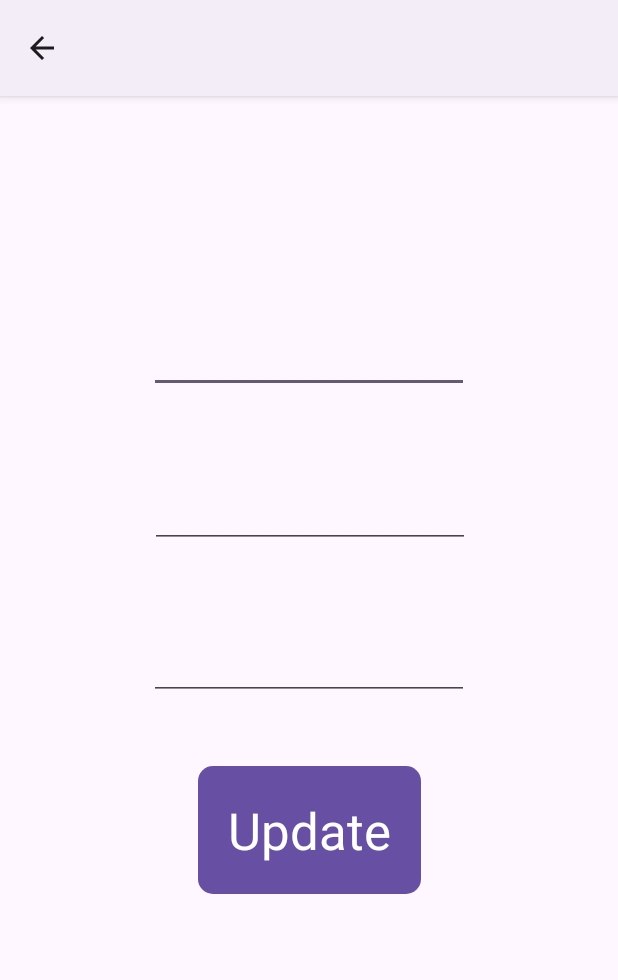
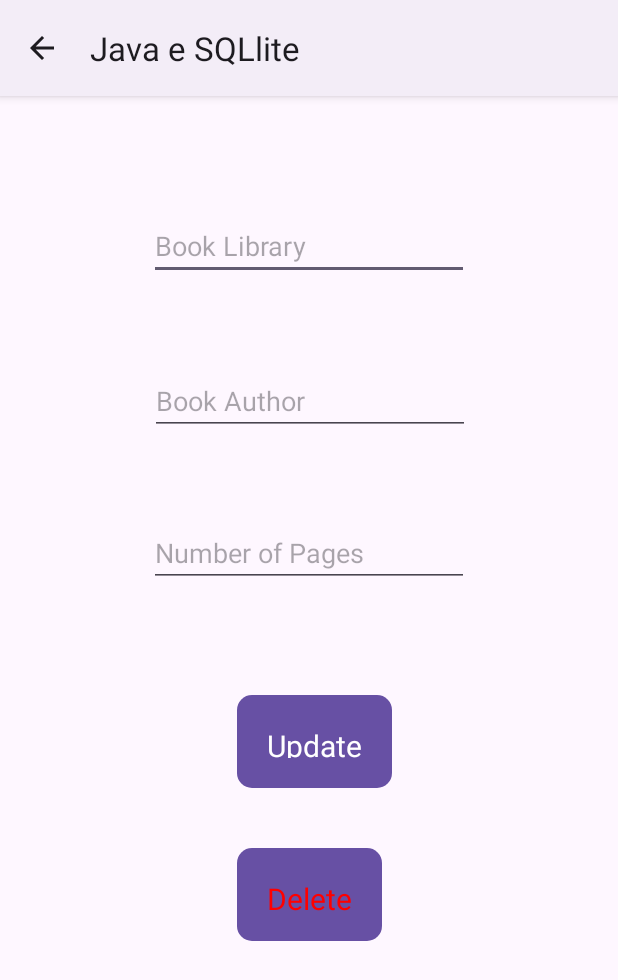
Before and after one commit to jpfreire53/SQLITEandJAVA, an Android app: the UpdateActivity screen opened directly, with no data from a screen before it, on a phone screen of 412 x 824 dp. Shown: the top 980 px of the screen. Run offline under Robolectric (Android 15) with nearby library versions, the phone set to English and light mode, and no system bars.

Commit message:
Projeto SQLite em Java

```diff
--- a/app/src/main/java/com/example/javaesqllite/UpdateActivity.java
+++ b/app/src/main/java/com/example/javaesqllite/UpdateActivity.java
@@ -1,9 +1,14 @@
 package com.example.javaesqllite;
 
+import androidx.annotation.NonNull;
 import androidx.appcompat.app.ActionBar;
+import androidx.appcompat.app.AlertDialog;
 import androidx.appcompat.app.AppCompatActivity;
 
+import android.content.DialogInterface;
+import android.content.Intent;
 import android.os.Bundle;
+import android.view.MenuItem;
 import android.view.View;
 import android.widget.Button;
 import android.widget.EditText;
@@ -12,7 +17,7 @@ import android.widget.Toast;
 public class UpdateActivity extends AppCompatActivity {
 
     EditText title_input, author_input, pages_input;
-    Button update_button;
+    Button update_button, delete_button;
     String id, title, author, pages;
 
 
@@ -25,21 +30,33 @@ public class UpdateActivity extends AppCompatActivity {
         author_input = findViewById(R.id.editTextText22);
         pages_input = findViewById(R.id.editTextNumber2);
         update_button = findViewById(R.id.update_button);
+        delete_button = findViewById(R.id.delete_button);
         getAndSetIntentData();
 
-        ActionBar ab = getSupportActionBar();
-        if (ab != null) {
-            ab.setTitle(title);
-        }
+
+
 
 
         update_button.setOnClickListener(new View.OnClickListener() {
             @Override
             public void onClick(View view) {
+                title = title_input.getText().toString();
+                author = author_input.getText().toString();
+                pages = pages_input.getText().toString();
+
+
+
                 MyDatabaseHelper myDB = new MyDatabaseHelper(UpdateActivity.this);
                 myDB.updateData(id, title, author, pages);
 
 
+
+            }
+        });
+        delete_button.setOnClickListener(new View.OnClickListener() {
+            @Override
+            public void onClick(View view) {
+                confirmDialog();
             }
         });
 
@@ -48,6 +65,7 @@ public class UpdateActivity extends AppCompatActivity {
 
 
     }
+
     void getAndSetIntentData(){
         if (getIntent().hasExtra("id") && getIntent().hasExtra("title") && getIntent().hasExtra("author") && getIntent().hasExtra("pages")){
             id = getIntent().getStringExtra("id");
@@ -68,6 +86,30 @@ public class UpdateActivity extends AppCompatActivity {
 
     }
 
+    void confirmDialog(){
+        AlertDialog.Builder builder = new AlertDialog.Builder(this);
+        builder.setTitle("delete " + title + " ?");
+        builder.setMessage("Are you sure you want to delete " + title + " ?");
+        builder.setPositiveButton("Yes", new DialogInterface.OnClickListener() {
+            @Override
+            public void onClick(DialogInterface dialogInterface, int i) {
+                MyDatabaseHelper myDB = new MyDatabaseHelper(UpdateActivity.this);
+                myDB.deleteOneRow(id);
+                finish();
+            }
+        });
+        builder.setNegativeButton("No", new DialogInterface.OnClickListener() {
+            @Override
+            public void onClick(DialogInterface dialogInterface, int i) {
+
+            }
+        });
+        builder.create().show();
+    }
+
+
+
+
 
 
 }
--- /dev/null
+++ b/app/src/main/res/anim/translate_anim.xml
@@ -0,0 +1,6 @@
+<?xml version="1.0" encoding="utf-8"?>
+<set xmlns:android="http://schemas.android.com/apk/res/android">
+
+    <translate android:fromYDelta="100%" android:toYDelta="0%" android:duration="800"/>
+
+</set>
--- /dev/null
+++ b/app/src/main/res/drawable/ic_delete.xml
@@ -0,0 +1,5 @@
+<vector android:height="24dp" android:tint="#000000"
+    android:viewportHeight="24" android:viewportWidth="24"
+    android:width="24dp" xmlns:android="http://schemas.android.com/apk/res/android">
+    <path android:fillColor="@android:color/white" android:pathData="M6,19c0,1.1 0.9,2 2,2h8c1.1,0 2,-0.9 2,-2V7H6v12zM19,4h-3.5l-1,-1h-5l-1,1H5v2h14V4z"/>
+</vector>
--- a/app/src/main/res/layout/activity_add.xml
+++ b/app/src/main/res/layout/activity_add.xml
@@ -12,6 +12,7 @@
         android:layout_height="wrap_content"
         android:layout_marginBottom="58dp"
         android:ems="10"
+        android:hint="Book Title"
         android:inputType="text"
         app:layout_constraintBottom_toTopOf="@+id/editTextText2"
         app:layout_constraintEnd_toEndOf="parent"
@@ -23,6 +24,7 @@
         android:layout_height="wrap_content"
         android:layout_marginBottom="56dp"
         android:ems="10"
+        android:hint="Book Author"
         android:inputType="text"
         app:layout_constraintBottom_toTopOf="@+id/editTextNumber"
         app:layout_constraintEnd_toEndOf="parent"
@@ -34,6 +36,7 @@
         android:layout_width="wrap_content"
         android:layout_height="wrap_content"
         android:ems="10"
+        android:hint="Number of Pages"
         android:inputType="number"
         app:layout_constraintBottom_toBottomOf="parent"
         app:layout_constraintEnd_toEndOf="parent"
--- a/app/src/main/res/layout/activity_update.xml
+++ b/app/src/main/res/layout/activity_update.xml
@@ -3,19 +3,22 @@
     xmlns:app="http://schemas.android.com/apk/res-auto"
     xmlns:tools="http://schemas.android.com/tools"
     android:layout_width="match_parent"
-    android:layout_height="match_parent"
+    android:layout_height="wrap_content"
     tools:context=".AddActivity">
 
     <EditText
         android:id="@+id/editTextText21"
         android:layout_width="wrap_content"
         android:layout_height="wrap_content"
+        android:layout_marginTop="77dp"
         android:layout_marginBottom="58dp"
         android:ems="10"
+        android:hint="Book Library"
         android:inputType="text"
         app:layout_constraintBottom_toTopOf="@+id/editTextText22"
         app:layout_constraintEnd_toEndOf="parent"
-        app:layout_constraintStart_toStartOf="parent" />
+        app:layout_constraintStart_toStartOf="parent"
+        app:layout_constraintTop_toTopOf="parent" />
 
     <EditText
         android:id="@+id/editTextText22"
@@ -23,6 +26,7 @@
         android:layout_height="wrap_content"
         android:layout_marginBottom="56dp"
         android:ems="10"
+        android:hint="Book Author"
         android:inputType="text"
         app:layout_constraintBottom_toTopOf="@+id/editTextNumber2"
         app:layout_constraintEnd_toEndOf="parent"
@@ -34,6 +38,7 @@
         android:layout_width="wrap_content"
         android:layout_height="wrap_content"
         android:ems="10"
+        android:hint="Number of Pages"
         android:inputType="number"
         app:layout_constraintBottom_toBottomOf="parent"
         app:layout_constraintEnd_toEndOf="parent"
@@ -43,15 +48,34 @@
     <Button
         android:id="@+id/update_button"
         android:layout_width="wrap_content"
-        android:layout_height="wrap_content"
-        android:layout_marginTop="40dp"
+        android:layout_height="70dp"
+        android:layout_marginTop="68dp"
         android:elevation="12dp"
         android:padding="20dp"
         android:shadowRadius="20"
         android:text="Update"
         android:textAppearance="@style/TextAppearance.AppCompat.Display1"
+        android:textSize="20dp"
+        app:cornerRadius="10dp"
+        app:layout_constraintEnd_toEndOf="parent"
+        app:layout_constraintHorizontal_bias="0.511"
+        app:layout_constraintStart_toStartOf="parent"
+        app:layout_constraintTop_toBottomOf="@+id/editTextNumber2" />
+
+    <Button
+        android:id="@+id/delete_button"
+        android:layout_width="wrap_content"
+        android:layout_height="70dp"
+        android:layout_marginTop="32dp"
+        android:elevation="12dp"
+        android:padding="20dp"
+        android:textSize="20sp"
+        android:shadowRadius="20"
+        android:text="Delete"
+        android:textAppearance="@style/TextAppearance.AppCompat.Display1"
+        android:textColor="#FF0000"
         app:cornerRadius="10dp"
         app:layout_constraintEnd_toEndOf="parent"
         app:layout_constraintStart_toStartOf="parent"
-        app:layout_constraintTop_toBottomOf="@+id/editTextNumber2" />
+        app:layout_constraintTop_toBottomOf="@+id/update_button" />
 </androidx.constraintlayout.widget.ConstraintLayout>
```
Also changed, not shown: app/src/main/java/com/example/javaesqllite/CustomAdapter.java (+7 -1 lines), app/src/main/java/com/example/javaesqllite/MainActivity.java (+56 -6 lines), app/src/main/java/com/example/javaesqllite/MyDatabaseHelper.java (+18 -0 lines), app/src/main/res/menu/my_menu.xml (added, +10 -0 lines).
